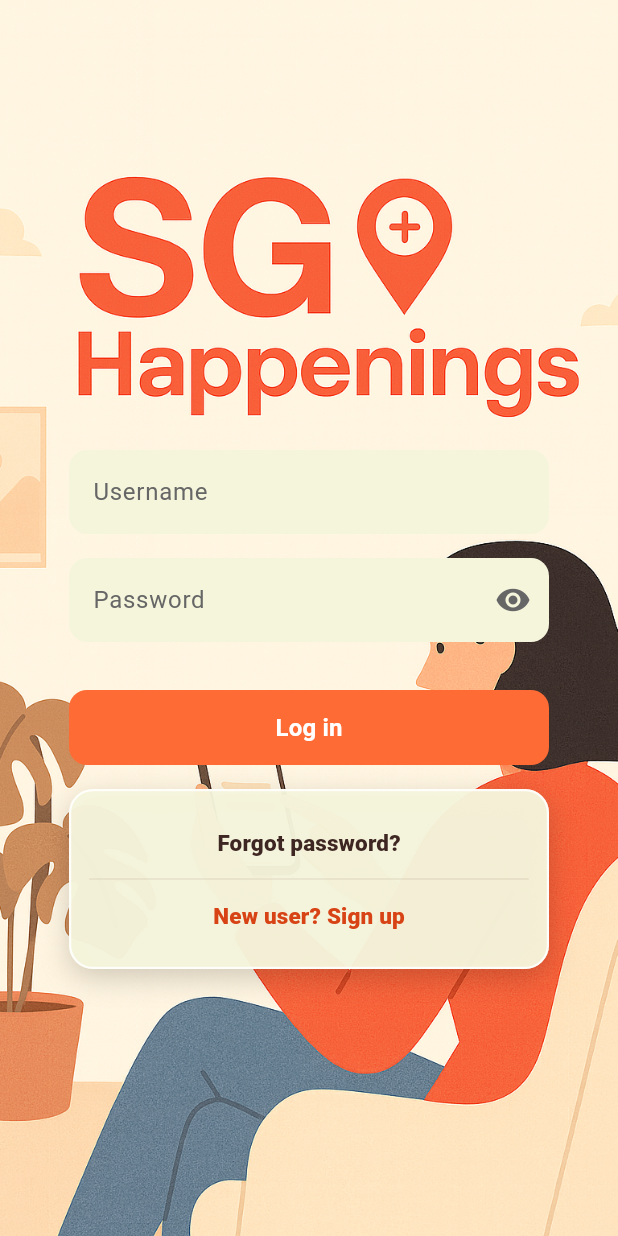
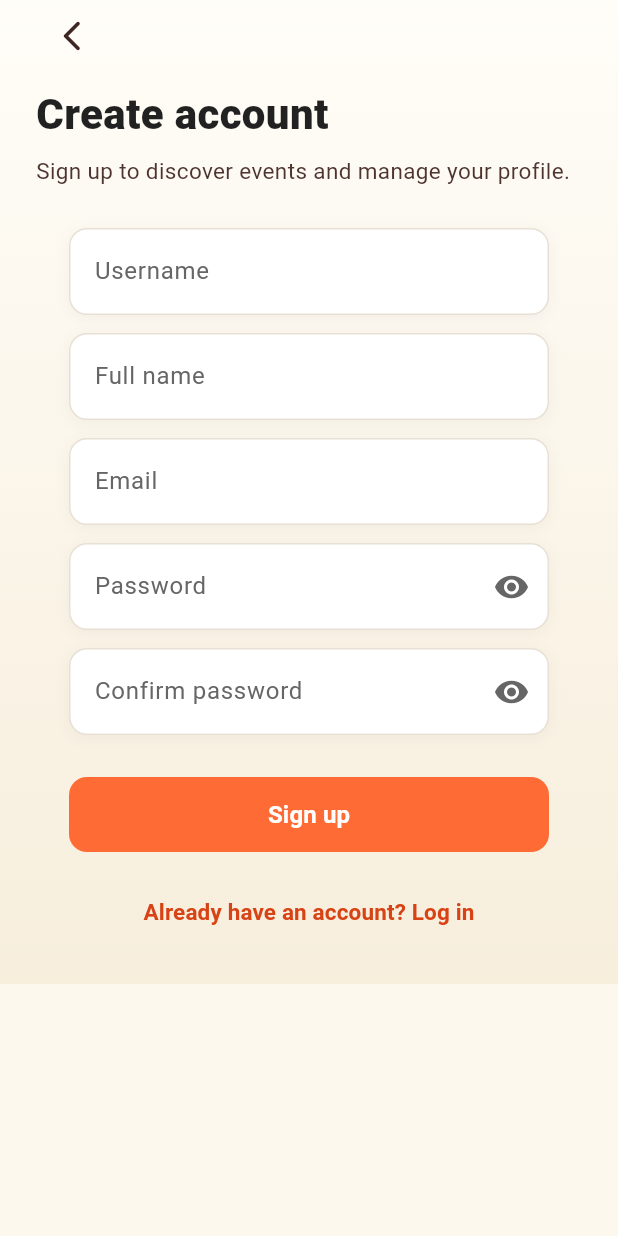
Before and after one commit to kazoohaa/sg_happenings_mobile, a Flutter app: the screen it shows after launch, after a tap on "New user? Sign up", on a phone screen of 412 x 824 dp. Run offline on Flutter 3.47's test engine with Material 3 defaults, Android fonts, the phone set to English and light mode, and no system bars; our stand-ins replace dio, flutter_secure_storage, geocoding, google_maps_flutter, image_picker, video_player; network calls fail.

Commit message:
implement register user

```diff
--- a/sg_happenings_mobile/lib/api/api_paths.dart
+++ b/sg_happenings_mobile/lib/api/api_paths.dart
@@ -2,6 +2,8 @@
 abstract final class ApiPaths {
   static const health = '/health';
   static const authLogin = '/auth/login';
+  /// User registration (JSON body). Change to `/auth/signup` if your API uses that path.
+  static const authRegister = '/auth/register';
   /// Current user profile (JWT). Used to detect event-poster role.
   static const usersMe = '/users/me';
   static const events = '/events';
--- a/sg_happenings_mobile/lib/pages/login/login_page.dart
+++ b/sg_happenings_mobile/lib/pages/login/login_page.dart
@@ -4,6 +4,7 @@ import '../../api/app_api.dart';
 import '../../api/auth_repository.dart';
 import '../forgot_password/forgot_password_page.dart';
 import '../main_navigation/main_navigation.dart';
+import '../sign_up/sign_up_page.dart';
 
 class LoginPage extends StatefulWidget {
   const LoginPage({super.key});
@@ -243,7 +244,11 @@ class _LoginPageState extends State<LoginPage> {
                           onPressed: _loading
                               ? null
                               : () {
-                                  // TODO: navigate to sign up
+                                  Navigator.of(context).push(
+                                    MaterialPageRoute<void>(
+                                      builder: (context) => const SignUpPage(),
+                                    ),
+                                  );
                                 },
                           child: const Text(
                             'New user? Sign up',
--- /dev/null
+++ b/sg_happenings_mobile/lib/pages/sign_up/sign_up_page.dart
@@ -0,0 +1,310 @@
+import 'package:flutter/material.dart';
+
+import '../../api/app_api.dart';
+import '../../api/auth_repository.dart';
+import '../login/login_page.dart';
+import '../main_navigation/main_navigation.dart';
+
+class SignUpPage extends StatefulWidget {
+  const SignUpPage({super.key});
+
+  @override
+  State<SignUpPage> createState() => _SignUpPageState();
+}
+
+class _SignUpPageState extends State<SignUpPage> {
+  final _formKey = GlobalKey<FormState>();
+  final _username = TextEditingController();
+  final _name = TextEditingController();
+  final _email = TextEditingController();
+  final _password = TextEditingController();
+  final _confirm = TextEditingController();
+  bool _obscurePassword = true;
+  bool _obscureConfirm = true;
+  bool _loading = false;
+
+  @override
+  void dispose() {
+    _username.dispose();
+    _name.dispose();
+    _email.dispose();
+    _password.dispose();
+    _confirm.dispose();
+    super.dispose();
+  }
+
+  Future<void> _submit() async {
+    if (_loading) return;
+    if (!_formKey.currentState!.validate()) return;
+
+    setState(() => _loading = true);
+    try {
+      final signedIn = await authRepository.register(
+        username: _username.text,
+        name: _name.text,
+        email: _email.text,
+        password: _password.text,
+      );
+      if (!mounted) return;
+      if (signedIn) {
+        Navigator.of(context).pushAndRemoveUntil(
+          MaterialPageRoute<void>(builder: (context) => const MainNavigation()),
+          (route) => false,
+        );
+        return;
+      }
+      ScaffoldMessenger.of(context).showSnackBar(
+        const SnackBar(
+          content: Text('Account created. Please sign in with your username and password.'),
+        ),
+      );
+      Navigator.of(context).pushReplacement(
+        MaterialPageRoute<void>(builder: (context) => const LoginPage()),
+      );
+    } on AuthException catch (e) {
+      if (!mounted) return;
+      ScaffoldMessenger.of(context).showSnackBar(
+        SnackBar(content: Text(e.message)),
+      );
+    } catch (_) {
+      if (!mounted) return;
+      ScaffoldMessenger.of(context).showSnackBar(
+        const SnackBar(content: Text('Something went wrong. Try again.')),
+      );
+    } finally {
+      if (mounted) setState(() => _loading = false);
+    }
+  }
+
+  InputDecoration _fieldDecoration(String hint) {
+    return InputDecoration(
+      hintText: hint,
+      hintStyle: const TextStyle(color: Color(0xFF666666), fontSize: 16),
+      border: InputBorder.none,
+      contentPadding: const EdgeInsets.symmetric(horizontal: 16, vertical: 16),
+    );
+  }
+
+  Widget _fieldBox({required Widget child}) {
+    return Container(
+      decoration: BoxDecoration(
+        color: Colors.white,
+        borderRadius: BorderRadius.circular(12),
+        border: Border.all(color: const Color(0xFFE8E0D5)),
+        boxShadow: [
+          BoxShadow(
+            color: Colors.black.withValues(alpha: 0.04),
+            blurRadius: 8,
+            offset: const Offset(0, 2),
+          ),
+        ],
+      ),
+      child: child,
+    );
+  }
+
+  @override
+  Widget build(BuildContext context) {
+    return Scaffold(
+      backgroundColor: const Color(0xFFFDF8ED),
+      body: DecoratedBox(
+        decoration: const BoxDecoration(
+          gradient: LinearGradient(
+            begin: Alignment.topCenter,
+            end: Alignment.bottomCenter,
+            colors: [
+              Color(0xFFFFFDF8),
+              Color(0xFFF7EEDC),
+            ],
+          ),
+        ),
+        child: SafeArea(
+          child: Form(
+            key: _formKey,
+            child: SingleChildScrollView(
+              padding: const EdgeInsets.symmetric(horizontal: 24.0),
+              child: Column(
+                crossAxisAlignment: CrossAxisAlignment.start,
+                children: [
+                  IconButton(
+                    icon: const Icon(Icons.arrow_back_ios_new_rounded, color: Color(0xFF3E2723)),
+                    onPressed: _loading ? null : () => Navigator.of(context).pop(),
+                  ),
+                  const SizedBox(height: 8),
+                  const Text(
+                    'Create account',
+                    style: TextStyle(
+                      fontSize: 28,
+                      fontWeight: FontWeight.w800,
+                      color: Colors.black87,
+                    ),
+                  ),
+                  const SizedBox(height: 8),
+                  Text(
+                    'Sign up to discover events and manage your profile.',
+                    style: TextStyle(fontSize: 15, height: 1.35, color: Colors.brown.shade800),
+                  ),
+                  const SizedBox(height: 28),
+                  Center(
+                    child: SizedBox(
+                      width: 320,
+                      child: Column(
+                        children: [
+                          _fieldBox(
+                            child: TextFormField(
+                              controller: _username,
+                              textInputAction: TextInputAction.next,
+                              autocorrect: false,
+                              decoration: _fieldDecoration('Username'),
+                              validator: (v) {
+                                if (v == null || v.trim().isEmpty) return 'Enter a username';
+                                return null;
+                              },
+                            ),
+                          ),
+                          const SizedBox(height: 12),
+                          _fieldBox(
+                            child: TextFormField(
+                              controller: _name,
+                              textCapitalization: TextCapitalization.words,
+                              textInputAction: TextInputAction.next,
+                              decoration: _fieldDecoration('Full name'),
+                              validator: (v) {
+                                if (v == null || v.trim().isEmpty) return 'Enter your name';
+                                return null;
+                              },
+                            ),
+                          ),
+                          const SizedBox(height: 12),
+                          _fieldBox(
+                            child: TextFormField(
+                              controller: _email,
+                              keyboardType: TextInputType.emailAddress,
+                              textInputAction: TextInputAction.next,
+                              autocorrect: false,
+                              decoration: _fieldDecoration('Email'),
+                              validator: (v) {
+                                if (v == null || v.trim().isEmpty) return 'Enter your email';
+                                if (!AuthRepository.isValidEmailForUi(v.trim())) {
+                                  return 'Enter a valid email';
+                                }
+                                return null;
+                              },
+                            ),
+                          ),
+                          const SizedBox(height: 12),
+                          _fieldBox(
+                            child: TextFormField(
+                              controller: _password,
+                              obscureText: _obscurePassword,
+                              textInputAction: TextInputAction.next,
+                              decoration: _fieldDecoration('Password').copyWith(
+                                suffixIcon: IconButton(
+                                  icon: Icon(
+                                    _obscurePassword ? Icons.visibility : Icons.visibility_off,
+                                    color: const Color(0xFF666666),
+                                  ),
+                                  onPressed: () => setState(() => _obscurePassword = !_obscurePassword),
+                                ),
+                              ),
+                              validator: (v) {
+                                if (v == null || v.isEmpty) return 'Enter a password';
+                                if (v.length < 6) return 'At least 6 characters';
+                                return null;
+                              },
+                            ),
+                          ),
+                          const SizedBox(height: 12),
+                          _fieldBox(
+                            child: TextFormField(
+                              controller: _confirm,
+                              obscureText: _obscureConfirm,
+                              textInputAction: TextInputAction.done,
+                              onFieldSubmitted: (_) => _submit(),
+                              decoration: _fieldDecoration('Confirm password').copyWith(
+                                suffixIcon: IconButton(
+                                  icon: Icon(
+                                    _obscureConfirm ? Icons.visibility : Icons.visibility_off,
+                                    color: const Color(0xFF666666),
+                                  ),
+                                  onPressed: () => setState(() => _obscureConfirm = !_obscureConfirm),
+                                ),
+                              ),
+                              validator: (v) {
+                                if (v != _password.text) return 'Passwords do not match';
+                                return null;
+                              },
+                            ),
+                          ),
+                        ],
+                      ),
+                    ),
+                  ),
+                  const SizedBox(height: 28),
+                  Center(
+                    child: SizedBox(
+                      width: 320,
+                      height: 50,
+                      child: ElevatedButton(
+                        onPressed: _loading ? null : _submit,
+                        style: ElevatedButton.styleFrom(
+                          backgroundColor: const Color(0xFFFF6B35),
+                          disabledBackgroundColor:
+                              const Color(0xFFFF6B35).withValues(alpha: 0.6),
+                          shape: RoundedRectangleBorder(
+                            borderRadius: BorderRadius.circular(12),
+                          ),
+                          elevation: 0,
+                        ),
+                        child: _loading
+                            ? const SizedBox(
+                                width: 22,
+                                height: 22,
+                                child: CircularProgressIndicator(
+                                  strokeWidth: 2,
+                                  color: Colors.white,
+                                ),
+                              )
+                            : const Text(
+                                'Sign up',
+                                style: TextStyle(
+                                  color: Colors.white,
+                                  fontSize: 16,
+                                  fontWeight: FontWeight.bold,
+                                ),
+                              ),
+                      ),
+                    ),
+                  ),
+                  const SizedBox(height: 16),
+                  Center(
+                    child: TextButton(
+                      onPressed: _loading
+                          ? null
+                          : () {
+                              Navigator.of(context).pushReplacement(
+                                MaterialPageRoute<void>(
+                                  builder: (context) => const LoginPage(),
+                                ),
+                              );
+                            },
+                      child: const Text(
+                        'Already have an account? Log in',
+                        style: TextStyle(
+                          color: Color(0xFFD84315),
+                          fontWeight: FontWeight.w700,
+                          fontSize: 15,
+                        ),
+                      ),
+                    ),
+                  ),
+                  const SizedBox(height: 24),
+                ],
+              ),
+            ),
+          ),
+        ),
+      ),
+    );
+  }
+}
```
Also changed, not shown: sg_happenings_mobile/lib/api/auth_repository.dart (+70 -0 lines).
